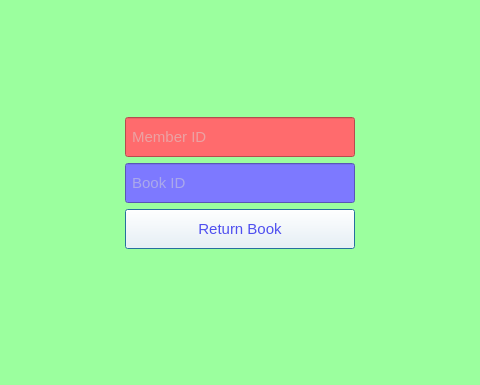
Qt form window_returnbook.ui (Nilsae/LibraryManagementSystem) before a commit; both pictures show x 96 to 576 and y 144 to 529 of the 673 by 529 pixel window.
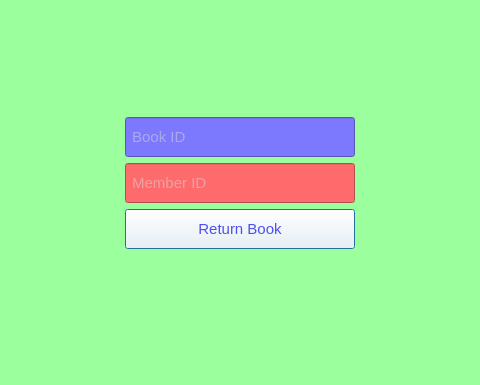
The same form after that commit. Icons and pictures are not drawn.

What changed in the file:
```diff
--- a/window_returnbook.ui
+++ b/window_returnbook.ui
@@ -19,73 +19,10 @@
   <layout class="QVBoxLayout" name="verticalLayout">
    <item>
     <layout class="QGridLayout" name="gridLayout">
-     <item row="5" column="1">
-      <widget class="QLabel" name="label_2">
-       <property name="text">
-        <string/>
-       </property>
-      </widget>
-     </item>
-     <item row="2" column="1">
-      <widget class="QLineEdit" name="lineEdit_MemberId">
-       <property name="maximumSize">
-        <size>
-         <width>230</width>
-         <height>40</height>
-        </size>
-       </property>
-       <property name="font">
-        <font>
-         <family>Microsoft Sans Serif</family>
-         <pointsize>11</pointsize>
-        </font>
-       </property>
-       <property name="styleSheet">
-        <string notr="true">background-color: rgb(255, 107, 109);
-color: rgb(216, 216, 216);</string>
-       </property>
-       <property name="placeholderText">
-        <string> Member ID</string>
-       </property>
-      </widget>
-     </item>
-     <item row="1" column="1">
-      <widget class="QLabel" name="label">
-       <property name="text">
-        <string/>
-       </property>
-       <property name="pixmap">
-        <pixmap resource="image.qrc">:/img/img/return2.png</pixmap>
-       </property>
-      </widget>
-     </item>
-     <item row="3" column="1">
-      <widget class="QLineEdit" name="lineEdit_BookId">
-       <property name="maximumSize">
-        <size>
-         <width>230</width>
-         <height>40</height>
-        </size>
-       </property>
-       <property name="font">
-        <font>
-         <family>Microsoft Sans Serif</family>
-         <pointsize>11</pointsize>
-        </font>
-       </property>
-       <property name="styleSheet">
-        <string notr="true">background-color: rgb(125, 121, 255);
-color: rgb(216, 216, 216);</string>
-       </property>
-       <property name="placeholderText">
-        <string> Book ID     </string>
-       </property>
-      </widget>
-     </item>
-     <item row="2" column="0">
+     <item row="3" column="0">
       <layout class="QVBoxLayout" name="verticalLayout_2"/>
      </item>
-     <item row="4" column="1">
+     <item row="5" column="1">
       <widget class="QPushButton" name="pushButton_ReturnBook">
        <property name="maximumSize">
         <size>
@@ -118,7 +55,24 @@
        </property>
       </widget>
      </item>
-     <item row="2" column="2">
+     <item row="6" column="1">
+      <widget class="QLabel" name="label_2">
+       <property name="text">
+        <string/>
+       </property>
+      </widget>
+     </item>
+     <item row="1" column="1">
+      <widget class="QLabel" name="label">
+       <property name="text">
+        <string/>
+       </property>
+       <property name="pixmap">
+        <pixmap resource="image.qrc">:/img/img/return2.png</pixmap>
+       </property>
+      </widget>
+     </item>
+     <item row="3" column="2">
       <layout class="QVBoxLayout" name="verticalLayout_3"/>
      </item>
      <item row="0" column="1">
@@ -128,6 +82,52 @@
        </property>
       </widget>
      </item>
+     <item row="3" column="1">
+      <widget class="QLineEdit" name="lineEdit_MemberId">
+       <property name="maximumSize">
+        <size>
+         <width>230</width>
+         <height>40</height>
+        </size>
+       </property>
+       <property name="font">
+        <font>
+         <family>Microsoft Sans Serif</family>
+         <pointsize>11</pointsize>
+        </font>
+       </property>
+       <property name="styleSheet">
+        <string notr="true">background-color: rgb(255, 107, 109);
+color: rgb(216, 216, 216);</string>
+       </property>
+       <property name="placeholderText">
+        <string> Member ID</string>
+       </property>
+      </widget>
+     </item>
+     <item row="2" column="1">
+      <widget class="QLineEdit" name="lineEdit_BookId">
+       <property name="maximumSize">
+        <size>
+         <width>230</width>
+         <height>40</height>
+        </size>
+       </property>
+       <property name="font">
+        <font>
+         <family>Microsoft Sans Serif</family>
+         <pointsize>11</pointsize>
+        </font>
+       </property>
+       <property name="styleSheet">
+        <string notr="true">background-color: rgb(125, 121, 255);
+color: rgb(216, 216, 216);</string>
+       </property>
+       <property name="placeholderText">
+        <string> Book ID     </string>
+       </property>
+      </widget>
+     </item>
     </layout>
    </item>
   </layout>
```
